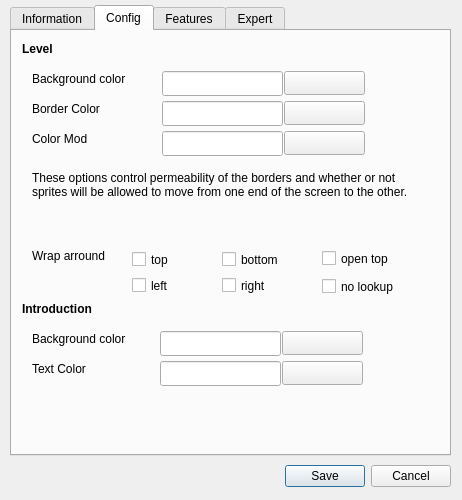
Qt form src/lgck-builder/DlgEditLevel.ui (cfrankb/lgck-src) before a commit.
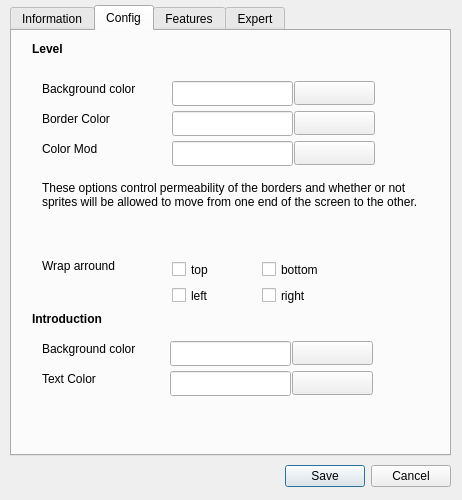
The same form after that commit. The open tabs and pages were chosen to show the change. Icons and pictures are not drawn. Custom widgets are drawn as their Qt base class.

```diff
--- a/src/lgck-builder/DlgEditLevel.ui
+++ b/src/lgck-builder/DlgEditLevel.ui
@@ -215,6 +215,48 @@
       </rect>
      </property>
     </widget>
+    <widget class="QCheckBox" name="cNoLookUp">
+     <property name="geometry">
+      <rect>
+       <x>160</x>
+       <y>290</y>
+       <width>101</width>
+       <height>23</height>
+      </rect>
+     </property>
+     <property name="text">
+      <string>no lookup</string>
+     </property>
+    </widget>
+    <widget class="QCheckBox" name="cNoGravity">
+     <property name="geometry">
+      <rect>
+       <x>160</x>
+       <y>320</y>
+       <width>101</width>
+       <height>23</height>
+      </rect>
+     </property>
+     <property name="toolTip">
+      <string>Disable gravity on this level.</string>
+     </property>
+     <property name="text">
+      <string>no gravity</string>
+     </property>
+    </widget>
+    <widget class="QCheckBox" name="cOpenTop">
+     <property name="geometry">
+      <rect>
+       <x>160</x>
+       <y>350</y>
+       <width>81</width>
+       <height>21</height>
+      </rect>
+     </property>
+     <property name="text">
+      <string>open top</string>
+     </property>
+    </widget>
    </widget>
    <widget class="QWidget" name="tab_2">
     <attribute name="title">
@@ -223,8 +265,8 @@
     <widget class="CWBtnColor" name="btnColorMod">
      <property name="geometry">
       <rect>
-       <x>272</x>
-       <y>100</y>
+       <x>282</x>
+       <y>110</y>
        <width>81</width>
        <height>24</height>
       </rect>
@@ -236,8 +278,8 @@
     <widget class="QLabel" name="label_3">
      <property name="geometry">
       <rect>
-       <x>20</x>
-       <y>40</y>
+       <x>30</x>
+       <y>50</y>
        <width>121</width>
        <height>16</height>
       </rect>
@@ -249,8 +291,8 @@
     <widget class="QLabel" name="label_17">
      <property name="geometry">
       <rect>
-       <x>10</x>
-       <y>270</y>
+       <x>20</x>
+       <y>280</y>
        <width>111</width>
        <height>17</height>
       </rect>
@@ -262,8 +304,8 @@
     <widget class="CWBtnColor" name="btnColor">
      <property name="geometry">
       <rect>
-       <x>272</x>
-       <y>40</y>
+       <x>282</x>
+       <y>50</y>
        <width>81</width>
        <height>24</height>
       </rect>
@@ -275,8 +317,8 @@
     <widget class="CWBtnColor" name="btnITextColor">
      <property name="geometry">
       <rect>
-       <x>270</x>
-       <y>330</y>
+       <x>280</x>
+       <y>340</y>
        <width>81</width>
        <height>24</height>
       </rect>
@@ -288,7 +330,7 @@
     <widget class="QLabel" name="label_16">
      <property name="geometry">
       <rect>
-       <x>10</x>
+       <x>20</x>
        <y>10</y>
        <width>62</width>
        <height>17</height>
@@ -304,8 +346,8 @@
     <widget class="QLineEdit" name="eIBkColor">
      <property name="geometry">
       <rect>
-       <x>148</x>
-       <y>300</y>
+       <x>158</x>
+       <y>310</y>
        <width>121</width>
        <height>25</height>
       </rect>
@@ -320,8 +362,8 @@
     <widget class="QLineEdit" name="eBorderColor">
      <property name="geometry">
       <rect>
-       <x>150</x>
-       <y>70</y>
+       <x>160</x>
+       <y>80</y>
        <width>121</width>
        <height>25</height>
       </rect>
@@ -336,8 +378,8 @@
     <widget class="QLabel" name="label_21">
      <property name="geometry">
       <rect>
-       <x>20</x>
-       <y>100</y>
+       <x>30</x>
+       <y>110</y>
        <width>121</width>
        <height>16</height>
       </rect>
@@ -349,8 +391,8 @@
     <widget class="CWBtnColor" name="btnBorderColor">
      <property name="geometry">
       <rect>
-       <x>272</x>
-       <y>70</y>
+       <x>282</x>
+       <y>80</y>
        <width>81</width>
        <height>24</height>
       </rect>
@@ -362,8 +404,8 @@
     <widget class="CWBtnColor" name="btnIBkColor">
      <property name="geometry">
       <rect>
-       <x>270</x>
-       <y>300</y>
+       <x>280</x>
+       <y>310</y>
        <width>81</width>
        <height>24</height>
       </rect>
@@ -375,8 +417,8 @@
     <widget class="QLabel" name="label_15">
      <property name="geometry">
       <rect>
-       <x>20</x>
-       <y>330</y>
+       <x>30</x>
+       <y>340</y>
        <width>121</width>
        <height>16</height>
       </rect>
@@ -388,8 +430,8 @@
     <widget class="QLineEdit" name="eColorMod">
      <property name="geometry">
       <rect>
-       <x>150</x>
-       <y>100</y>
+       <x>160</x>
+       <y>110</y>
        <width>121</width>
        <height>25</height>
       </rect>
@@ -404,8 +446,8 @@
     <widget class="QLabel" name="label_13">
      <property name="geometry">
       <rect>
-       <x>20</x>
-       <y>70</y>
+       <x>30</x>
+       <y>80</y>
        <width>121</width>
        <height>16</height>
       </rect>
@@ -417,8 +459,8 @@
     <widget class="QLineEdit" name="eITextColor">
      <property name="geometry">
       <rect>
-       <x>148</x>
-       <y>330</y>
+       <x>158</x>
+       <y>340</y>
        <width>121</width>
        <height>25</height>
       </rect>
@@ -433,8 +475,8 @@
     <widget class="QLabel" name="label_14">
      <property name="geometry">
       <rect>
-       <x>20</x>
-       <y>300</y>
+       <x>30</x>
+       <y>310</y>
        <width>131</width>
        <height>16</height>
       </rect>
@@ -446,8 +488,8 @@
     <widget class="QLineEdit" name="bkColor">
      <property name="geometry">
       <rect>
-       <x>150</x>
-       <y>40</y>
+       <x>160</x>
+       <y>50</y>
        <width>121</width>
        <height>25</height>
       </rect>
@@ -462,9 +504,9 @@
     <widget class="QLabel" name="label_7">
      <property name="geometry">
       <rect>
-       <x>20</x>
-       <y>217</y>
-       <width>91</width>
+       <x>30</x>
+       <y>227</y>
+       <width>121</width>
        <height>16</height>
       </rect>
      </property>
@@ -472,24 +514,11 @@
       <string>Wrap arround</string>
      </property>
     </widget>
-    <widget class="QCheckBox" name="cOpenTop">
-     <property name="geometry">
-      <rect>
-       <x>310</x>
-       <y>217</y>
-       <width>81</width>
-       <height>21</height>
-      </rect>
-     </property>
-     <property name="text">
-      <string>open top</string>
-     </property>
-    </widget>
     <widget class="QCheckBox" name="cWrapUp">
      <property name="geometry">
       <rect>
-       <x>120</x>
-       <y>217</y>
+       <x>160</x>
+       <y>227</y>
        <width>82</width>
        <height>23</height>
       </rect>
@@ -501,8 +530,8 @@
     <widget class="QCheckBox" name="cWrapDown">
      <property name="geometry">
       <rect>
-       <x>210</x>
-       <y>217</y>
+       <x>250</x>
+       <y>227</y>
        <width>82</width>
        <height>23</height>
       </rect>
@@ -514,8 +543,8 @@
     <widget class="QCheckBox" name="cWrapLeft">
      <property name="geometry">
       <rect>
-       <x>120</x>
-       <y>243</y>
+       <x>160</x>
+       <y>253</y>
        <width>82</width>
        <height>23</height>
       </rect>
@@ -527,8 +556,8 @@
     <widget class="QCheckBox" name="cWrapRight">
      <property name="geometry">
       <rect>
-       <x>210</x>
-       <y>243</y>
+       <x>250</x>
+       <y>253</y>
        <width>82</width>
        <height>23</height>
       </rect>
@@ -540,9 +569,9 @@
     <widget class="QLabel" name="label_10">
      <property name="geometry">
       <rect>
-       <x>20</x>
-       <y>140</y>
-       <width>401</width>
+       <x>30</x>
+       <y>150</y>
+       <width>391</width>
        <height>71</height>
       </rect>
      </property>
@@ -556,19 +585,6 @@
       <bool>true</bool>
      </property>
     </widget>
-    <widget class="QCheckBox" name="cNoLookUp">
-     <property name="geometry">
-      <rect>
-       <x>310</x>
-       <y>244</y>
-       <width>101</width>
-       <height>23</height>
-      </rect>
-     </property>
-     <property name="text">
-      <string>no lookup</string>
-     </property>
-    </widget>
    </widget>
    <widget class="QWidget" name="tab_3">
     <attribute name="title">
```
Left out of the diff: 64 changed lines with no effect on the pictures.
